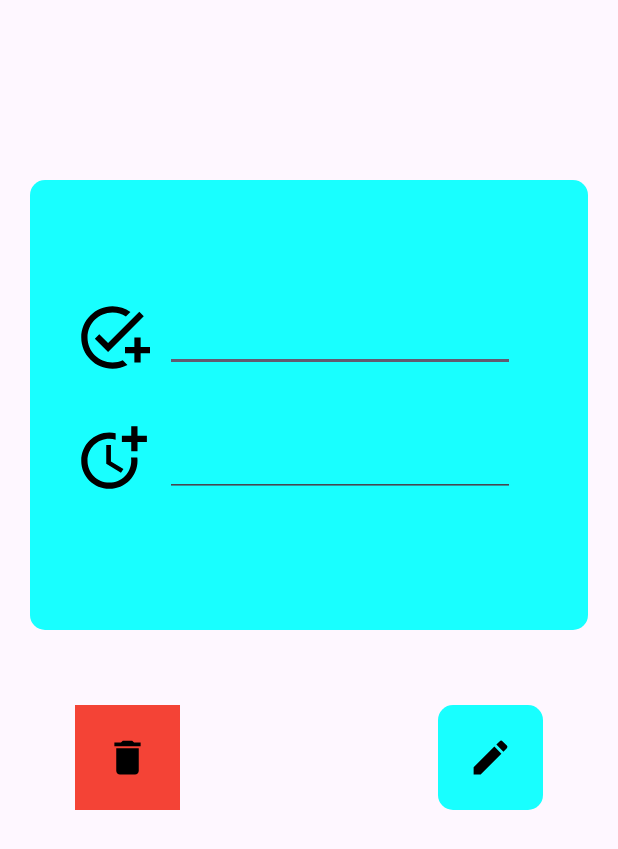
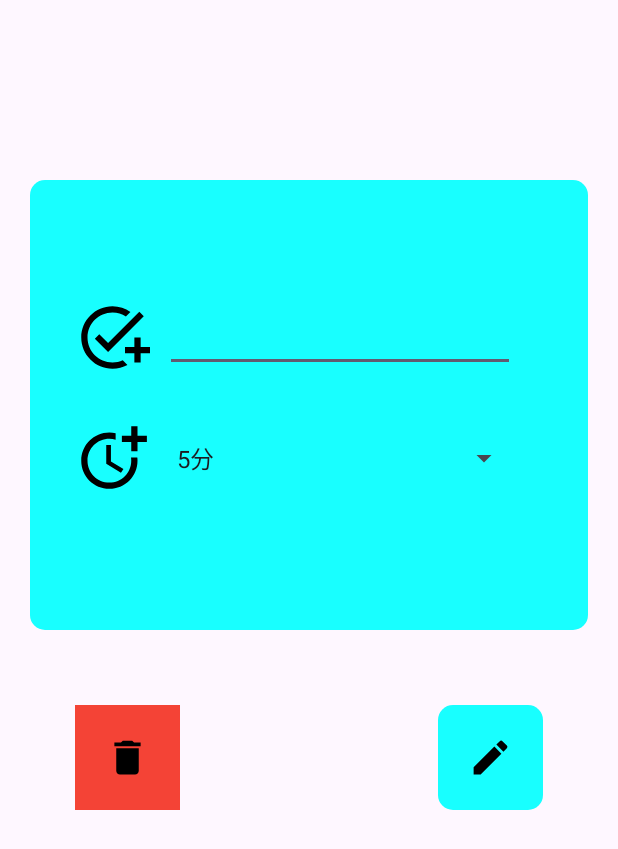
Before and after one commit to itc-s21014/MyApplication2, an Android app: the TaskSettingActivity3 screen opened directly, with no data from a screen before it, on a phone screen of 412 x 824 dp. Shown: the top 849 px of the screen. Run offline under Robolectric (Android 15) with nearby library versions, the phone set to English and light mode, and no system bars.

Commit message:
スピナーの修正

```diff
--- a/app/src/main/java/com/example/myapplication2/TaskSettingActivity3.kt
+++ b/app/src/main/java/com/example/myapplication2/TaskSettingActivity3.kt
@@ -3,15 +3,16 @@ package com.example.myapplication2
 import android.content.Intent
 import androidx.appcompat.app.AppCompatActivity
 import android.os.Bundle
-import android.widget.Button
+import android.widget.ArrayAdapter
 import android.widget.EditText
 import android.widget.ImageView
+import android.widget.Spinner
 import android.widget.Toast
 
 class TaskSettingActivity3 : AppCompatActivity() {
 
     private lateinit var name: EditText
-    private lateinit var phone: EditText
+    private lateinit var phone: Spinner
     private lateinit var delete: ImageView
     private lateinit var edit: ImageView
     private lateinit var db: DBHelper
@@ -21,19 +22,29 @@ class TaskSettingActivity3 : AppCompatActivity() {
         setContentView(R.layout.activity_task_setting3)
 
         name = findViewById(R.id.editTextTask)
-        phone = findViewById(R.id.TestTime)
+        phone = findViewById(R.id.spinner)
         delete = findViewById(R.id.imageView3)
         edit = findViewById(R.id.imageView4)
 
         db = DBHelper(this)
 
         name.setText(intent.getStringExtra("name"))
-        phone.setText(intent.getStringExtra("phone"))
+        phone.setSelection(intent.getIntExtra("phone", 1))
+
+        ArrayAdapter.createFromResource(
+            this,
+            R.array.spinner_items,
+            android.R.layout.simple_spinner_item
+        ).also { adapter ->
+            adapter.setDropDownViewResource(android.R.layout.simple_spinner_dropdown_item)
+            phone.adapter = adapter
+        }
 
         delete.setOnClickListener {
             val intent = Intent(this, TaskSettingActivity::class.java)
             val names = name.text.toString()
             val deletedata = db.deleteuserdata(names)
+
 
             if (deletedata==true){
                 Toast.makeText(this, "Delete Contact", Toast.LENGTH_SHORT).show()
@@ -47,7 +58,8 @@ class TaskSettingActivity3 : AppCompatActivity() {
         edit.setOnClickListener {
             val intent = Intent(this, TaskSettingActivity::class.java)
             val names = name.text.toString()
-            val numbers = phone.text.toString().toInt()
+            val selectedPhone = phone.selectedItem.toString()
+            val numbers = selectedPhone.split("分")[0].trim().toIntOrNull() ?: 0
             val updatedata = db.updateuserdata(names, numbers)
 
             if (updatedata==true){
--- a/app/src/main/res/layout/activity_task_setting3.xml
+++ b/app/src/main/res/layout/activity_task_setting3.xml
@@ -2,6 +2,7 @@
 <androidx.constraintlayout.widget.ConstraintLayout xmlns:android="http://schemas.android.com/apk/res/android"
     xmlns:app="http://schemas.android.com/apk/res-auto"
     xmlns:tools="http://schemas.android.com/tools"
+    android:id="@+id/timeSpinner"
     android:layout_width="match_parent"
     android:layout_height="match_parent"
     tools:context=".TaskSettingActivity3">
@@ -47,26 +48,26 @@
             android:ems="10"
             android:inputType="textPersonName"
             android:text="Task"
+            android:textColor="@color/black"
             android:textSize="20sp"
             android:textStyle="bold"
-            android:textColor="@color/black"
             app:layout_constraintStart_toEndOf="@+id/imageView"
             app:layout_constraintTop_toTopOf="parent" />
 
-        <EditText
-            android:id="@+id/TestTime"
-            android:layout_width="wrap_content"
-            android:layout_height="wrap_content"
+        <Spinner
+            android:id="@+id/spinner"
+            android:layout_width="0dp"
+            android:layout_height="0dp"
             android:layout_marginStart="10dp"
-            android:layout_marginTop="35dp"
-            android:ems="10"
-            android:inputType="phone"
-            android:text="0987654321"
-            android:textColor="@color/black"
-            android:textStyle="bold"
-            android:textSize="20sp"
+            android:layout_marginTop="32dp"
+            android:layout_marginEnd="45dp"
+            android:layout_marginBottom="89dp"
+            app:layout_constraintBottom_toBottomOf="parent"
+            app:layout_constraintEnd_toEndOf="parent"
+            app:layout_constraintHorizontal_bias="0.0"
             app:layout_constraintStart_toEndOf="@+id/imageView2"
             app:layout_constraintTop_toBottomOf="@+id/editTextTask" />
+
     </androidx.constraintlayout.widget.ConstraintLayout>
 
     <ImageView
```
